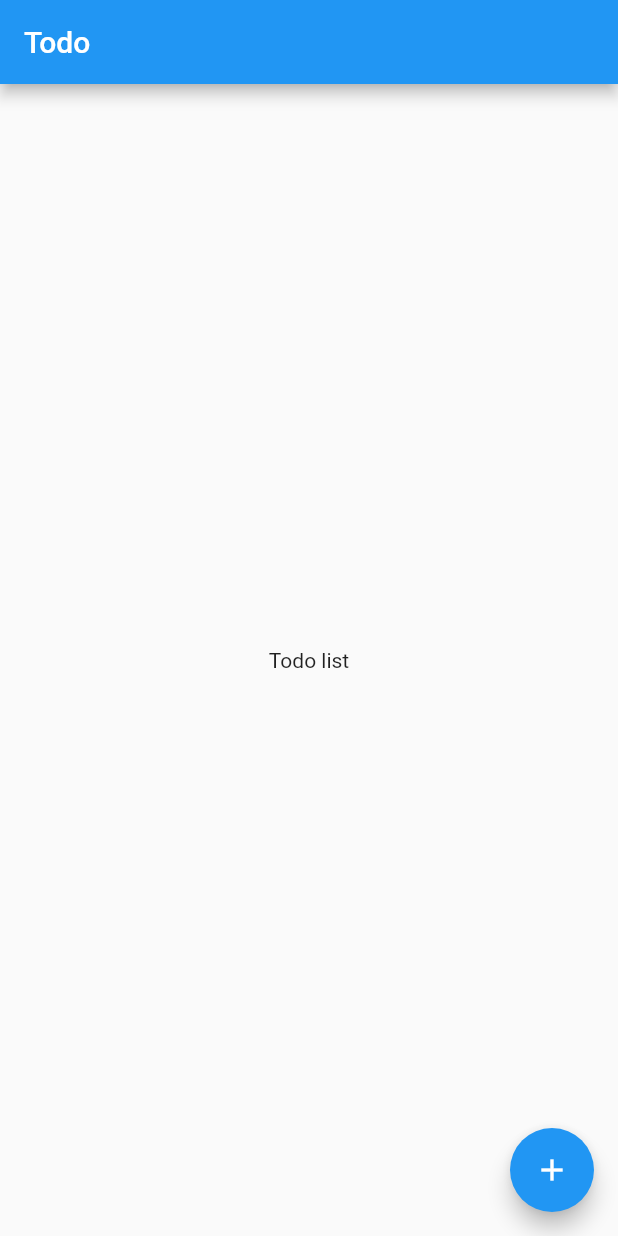
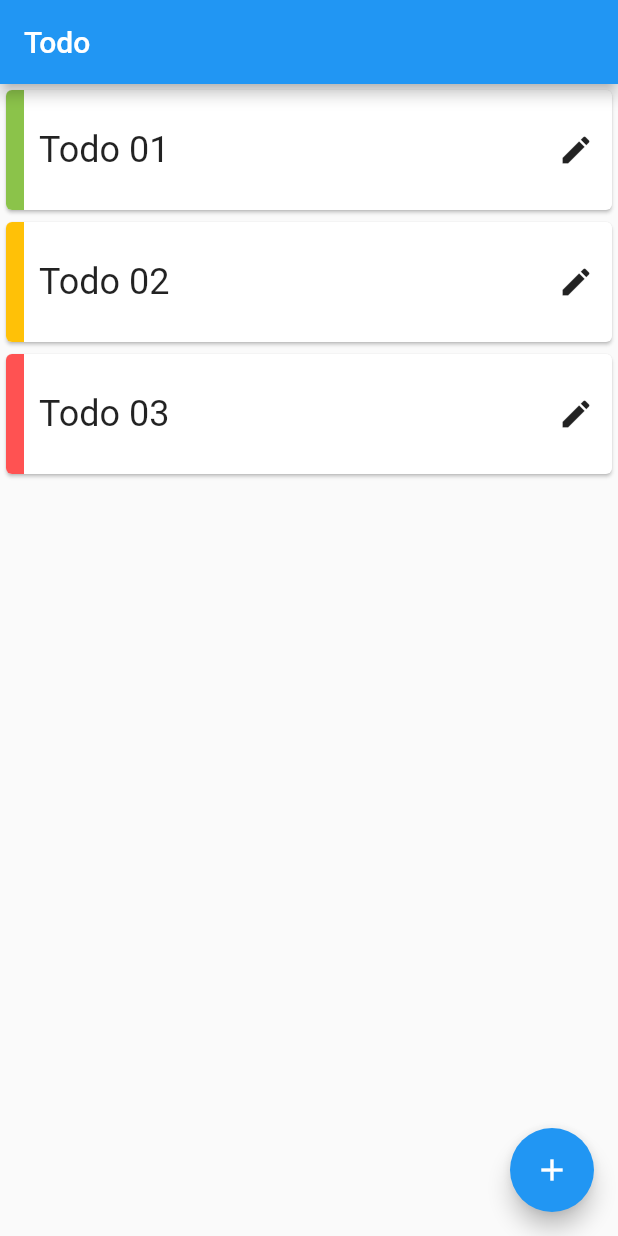
Before and after one commit to tuannguyendotme/flutter_todo, a Flutter app: the screen it shows after launch, on a phone screen of 412 x 824 dp. Run offline on Flutter 3.47's test engine with Material 2 defaults, Android fonts, the phone set to English and light mode, and no system bars.

Commit message:
Display todos in TodoListPage

```diff
--- a/lib/main.dart
+++ b/lib/main.dart
@@ -1,5 +1,5 @@
 import 'package:flutter/material.dart';
-import 'package:flutter_todo/pages/todo/todo_list.dart';
+import 'package:flutter_todo/pages/todo/todo_list_page.dart';
 
 void main() => runApp(TodoApp());
 
--- a/lib/models/Todo.dart
+++ b/lib/models/Todo.dart
@@ -1,6 +1,6 @@
 import 'package:flutter/material.dart';
 
-import 'package:flutter_todo/models/Priority.dart';
+import 'package:flutter_todo/models/priority.dart';
 
 class Todo {
   final String title;
--- a/lib/pages/todo/todo_list.dart
+++ /dev/null
@@ -1,26 +0,0 @@
-import 'package:flutter/material.dart';
-
-class TodoListPage extends StatefulWidget {
-  @override
-  State<StatefulWidget> createState() {
-    return TodoListPageState();
-  }
-}
-
-class TodoListPageState extends State<TodoListPage> {
-  @override
-  Widget build(BuildContext context) {
-    return Scaffold(
-      appBar: AppBar(
-        title: Text('Todo'),
-      ),
-      floatingActionButton: FloatingActionButton(
-        child: Icon(Icons.add),
-        onPressed: () {},
-      ),
-      body: Center(
-        child: Text('Todo list'),
-      ),
-    );
-  }
-}
--- /dev/null
+++ b/lib/pages/todo/todo_list_page.dart
@@ -0,0 +1,53 @@
+import 'package:flutter/material.dart';
+
+import 'package:flutter_todo/models/priority.dart';
+import 'package:flutter_todo/models/todo.dart';
+import 'package:flutter_todo/widgets/todo/todo_list_view.dart';
+
+class TodoListPage extends StatefulWidget {
+  @override
+  State<StatefulWidget> createState() {
+    return TodoListPageState();
+  }
+}
+
+class TodoListPageState extends State<TodoListPage> {
+  List<Todo> todos = [];
+
+  @override
+  void initState() {
+    setState(() {
+      todos = [
+        Todo(title: 'Todo 01'),
+        Todo(
+          title: 'Todo 02',
+          content: 'Todo 02 Content',
+          priority: Priority.Medium,
+        ),
+        Todo(
+          title: 'Todo 03',
+          content: 'Todo 03 Content',
+          priority: Priority.High,
+        ),
+      ];
+    });
+
+    super.initState();
+  }
+
+  @override
+  Widget build(BuildContext context) {
+    return Scaffold(
+      appBar: AppBar(
+        title: Text('Todo'),
+      ),
+      floatingActionButton: FloatingActionButton(
+        child: Icon(Icons.add),
+        onPressed: () {},
+      ),
+      body: Center(
+        child: TodoListView(todos),
+      ),
+    );
+  }
+}
--- /dev/null
+++ b/lib/widgets/todo/todo_card.dart
@@ -0,0 +1,57 @@
+import 'package:flutter/material.dart';
+
+import 'package:flutter_todo/models/priority.dart';
+import 'package:flutter_todo/models/todo.dart';
+
+class TodoCard extends StatelessWidget {
+  final Todo todo;
+
+  TodoCard(this.todo);
+
+  Color _buildPriorityColor(Priority priority) {
+    switch (priority) {
+      case Priority.High:
+        return Colors.redAccent;
+
+      case Priority.Medium:
+        return Colors.amber;
+
+      default:
+        return Colors.lightGreen;
+    }
+  }
+
+  @override
+  Widget build(BuildContext context) {
+    return Card(
+      child: Row(
+        children: <Widget>[
+          Container(
+            decoration: new BoxDecoration(
+              color: _buildPriorityColor(todo.priority),
+              borderRadius: new BorderRadius.only(
+                topLeft: const Radius.circular(4.0),
+                bottomLeft: const Radius.circular(4.0),
+              ),
+            ),
+            width: 12.0,
+            height: 80.0,
+          ),
+          Expanded(
+            child: Container(
+              padding: EdgeInsets.all(10.0),
+              child: Text(
+                todo.title,
+                style: TextStyle(fontSize: 24.0),
+              ),
+            ),
+          ),
+          IconButton(
+            icon: Icon(Icons.edit),
+            onPressed: () {},
+          )
+        ],
+      ),
+    );
+  }
+}
--- /dev/null
+++ b/lib/widgets/todo/todo_list_view.dart
@@ -0,0 +1,30 @@
+import 'package:flutter/material.dart';
+
+import 'package:flutter_todo/models/todo.dart';
+import 'package:flutter_todo/widgets/todo/todo_card.dart';
+
+class TodoListView extends StatelessWidget {
+  final List<Todo> todos;
+
+  TodoListView(this.todos);
+
+  @override
+  Widget build(BuildContext context) {
+    Widget todoCards;
+
+    if (todos.length > 0) {
+      todoCards = ListView.builder(
+        itemCount: todos.length,
+        itemBuilder: (BuildContext context, int index) {
+          return TodoCard(todos[index]);
+        },
+      );
+    } else {
+      todoCards = Center(
+        child: Text('There are no todo yet. Please create one.'),
+      );
+    }
+
+    return todoCards;
+  }
+}
```
